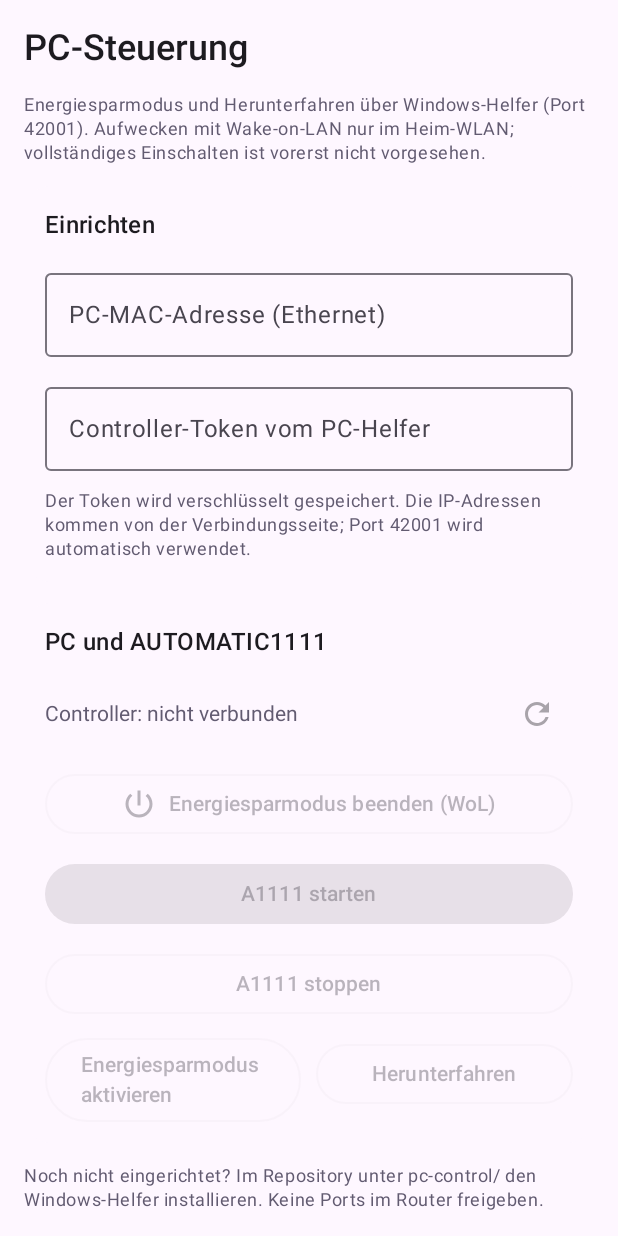
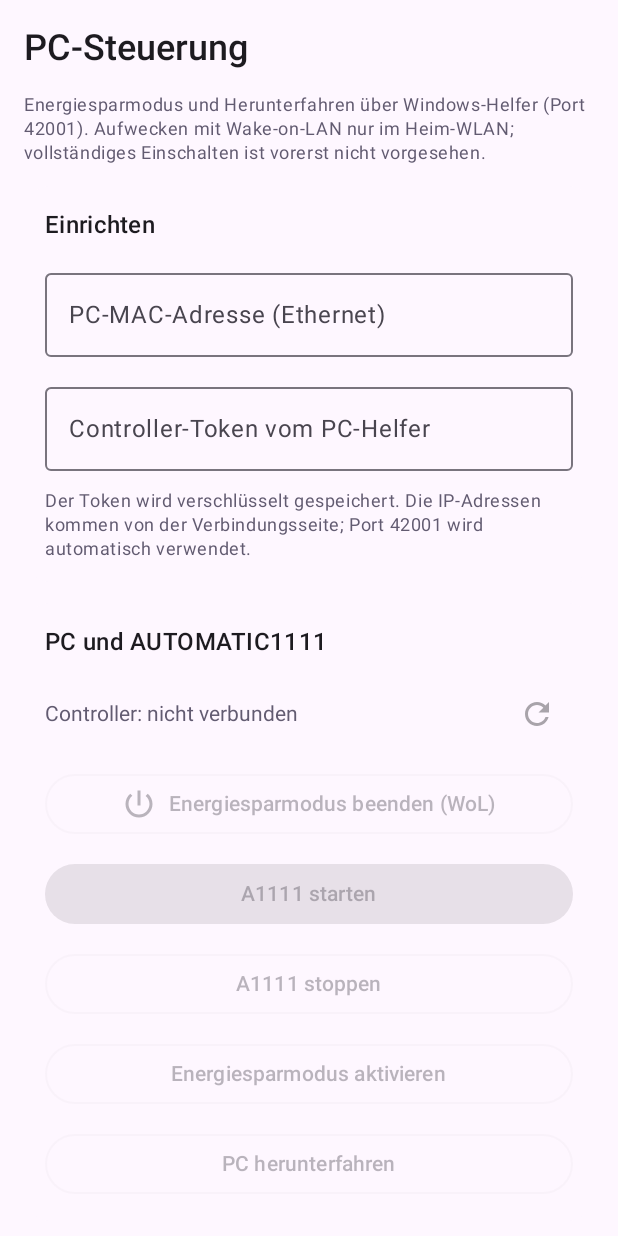
Before and after one commit to theTscheZ/SD-Remote-Generation, an Android app built with Jetpack Compose: the composable PcControlScreen shown on its own in the app's theme, on a phone screen of 412 x 824 dp. Run offline under Robolectric (Android 15) with nearby library versions, the phone set to English and light mode, and no system bars; network calls fail.

Commit message:
fix(ui): make sleep and shutdown full-width separate controls

```diff
--- a/app/src/main/java/com/a1111remote/app/MainActivity.kt
+++ b/app/src/main/java/com/a1111remote/app/MainActivity.kt
@@ -816,18 +816,16 @@ private fun PcControlScreen(state: UiState, vm: RemoteViewModel) {
                     "nicht über diesen Button gestoppt werden.",
                     style = MaterialTheme.typography.bodySmall)
             }
-            Row(Modifier.fillMaxWidth(), horizontalArrangement = Arrangement.spacedBy(10.dp)) {
             OutlinedButton(onClick = { confirmSleep = true },
-                    modifier = Modifier.weight(1f),
+                modifier = Modifier.fillMaxWidth(),
                 enabled = !busy && status != null &&
                     !state.isGenerating && !state.remoteGenerating) {
                 Text("Energiesparmodus aktivieren")
             }
             OutlinedButton(onClick = { confirmShutdown = true },
-                    modifier = Modifier.weight(1f),
+                modifier = Modifier.fillMaxWidth(),
                 enabled = !busy && status != null) {
-                    Text("Herunterfahren")
-                }
+                Text("PC herunterfahren")
             }
             if (status?.shutdownPending == true) {
                 TextButton(onClick = { vm.pcAction("shutdown/cancel") }) {
```
Lines whose indentation alone changed are shown as unchanged.
